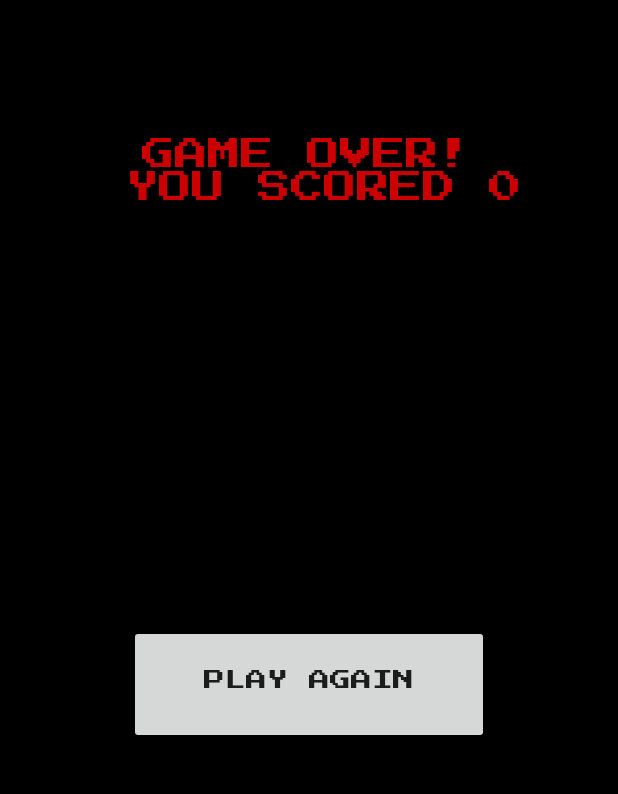
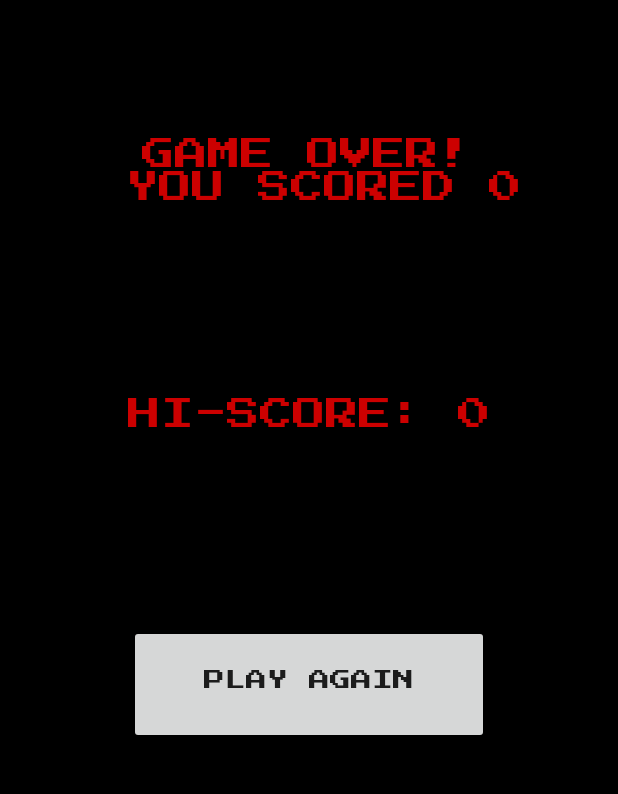
Before and after one commit to mbknoth/Whack-A-Mole, an Android app: the EndGameActivity screen opened directly, with no data from a screen before it, on a phone screen of 412 x 824 dp, the part 330-1124 px from its top. Run offline under Robolectric (Android 15) with nearby library versions, the light colour scheme and no system bars.

Commit message:
Fixing the String res references and fixing timing of moles

```diff
--- a/app/src/main/java/com/example/whackamole/EndGameActivity.java
+++ b/app/src/main/java/com/example/whackamole/EndGameActivity.java
@@ -1,6 +1,7 @@
 package com.example.whackamole;
 
 import androidx.appcompat.app.AppCompatActivity;
+import androidx.lifecycle.Observer;
 import androidx.lifecycle.ViewModelProvider;
 
 import android.content.Intent;
@@ -14,6 +15,7 @@ import com.example.whackamole.ui.main.ScoreViewModel;
 public class EndGameActivity extends AppCompatActivity {
 
     private ScoreViewModel scoreViewModel;
+    private Observer<Integer> scoreObserver;
 
     @Override
     protected void onCreate(Bundle savedInstanceState) {
@@ -23,11 +25,22 @@ public class EndGameActivity extends AppCompatActivity {
         scoreViewModel = new ViewModelProvider(this).get(ScoreViewModel.class);
 
         TextView score = (TextView) findViewById(R.id.end_game_score);
+        TextView high_score = (TextView) findViewById(R.id.end_game_hi_score);
+
         String text = getString(R.string.end_game_screen_text, scoreViewModel.getCurrentScore().getValue());
         score.setText(text);
 
+        high_score.setText(R.string.game_default_hi_score);
         if (scoreViewModel.getCurrentScore().getValue() > scoreViewModel.getHighScore().getValue()) {
             scoreViewModel.setHighScore(scoreViewModel.getCurrentScore());
+            scoreObserver = new Observer<Integer>() {
+                @Override
+                public void onChanged(Integer integer) {
+                    int new_hi_score = scoreViewModel.getHighScore().getValue();
+                    String text = getString(R.string.game_hi_score, new_hi_score);
+                    high_score.setText(text);
+                }
+            };
         }
 
         Button play_again = (Button) findViewById(R.id.play_again);
--- a/app/src/main/res/layout/activity_end_game.xml
+++ b/app/src/main/res/layout/activity_end_game.xml
@@ -51,4 +51,21 @@
         app:layout_constraintEnd_toEndOf="parent"
         app:layout_constraintStart_toStartOf="parent"
         app:layout_constraintTop_toBottomOf="@+id/end_game_score" />
+
+    <TextView
+        android:id="@+id/end_game_hi_score"
+        android:layout_width="wrap_content"
+        android:layout_height="wrap_content"
+        android:text="@string/game_default_hi_score"
+        android:fontFamily="@font/press_start_2p"
+        android:gravity="center_horizontal"
+        android:textAllCaps="true"
+        android:textAppearance="@style/TextAppearance.AppCompat.Large"
+        android:textColor="@android:color/holo_red_dark"
+        android:textIsSelectable="false"
+        app:layout_constraintBottom_toTopOf="@+id/play_again"
+        app:layout_constraintEnd_toEndOf="parent"
+        app:layout_constraintHorizontal_bias="0.5"
+        app:layout_constraintStart_toStartOf="parent"
+        app:layout_constraintTop_toBottomOf="@+id/end_game_score" />
 </androidx.constraintlayout.widget.ConstraintLayout>
--- a/app/src/main/res/layout/fragment_score.xml
+++ b/app/src/main/res/layout/fragment_score.xml
@@ -13,6 +13,7 @@
         android:text="@string/game_current_score"
         android:textAppearance="@style/TextAppearance.AppCompat.Large"
         android:textColor="@android:color/white"
+        android:visibility="invisible"
         app:layout_constraintBottom_toBottomOf="parent"
         app:layout_constraintEnd_toEndOf="parent"
         app:layout_constraintHorizontal_bias="0.5"
--- a/app/src/main/res/values/strings.xml
+++ b/app/src/main/res/values/strings.xml
@@ -2,6 +2,7 @@
     <string name="app_name">Whack A Mole</string>
     <string name="game_current_score">Score: %1$d</string>
     <string name="game_hi_score">Hi-Score: %1$d</string>
+    <string name="game_default_hi_score">Hi-Score: 0</string>
     <string name="end_game_screen_text">GAME OVER!\n You Scored %1$d</string>
     <string name="play_again">PLAY AGAIN</string>
     <string name="start_game">START GAME</string>
```
Also changed, not shown: app/src/main/java/com/example/whackamole/MainActivity.java (+18 -14 lines), app/src/main/java/com/example/whackamole/ui/main/MoleViewModel.java (+7 -3 lines).
